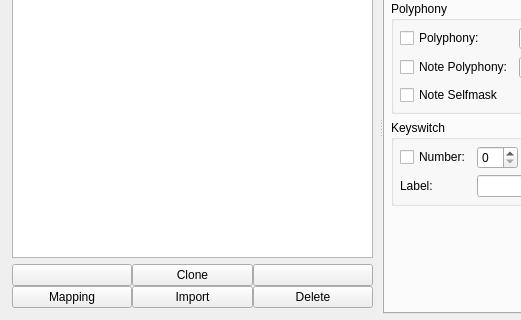
The window that src/ui/mainwindow.ui (michael02022/sfzbuilder) describes before a commit, drawn with Qt 5; both pictures show x 0 to 521 and y 482 to 802 of the 1207 by 802 pixel window.
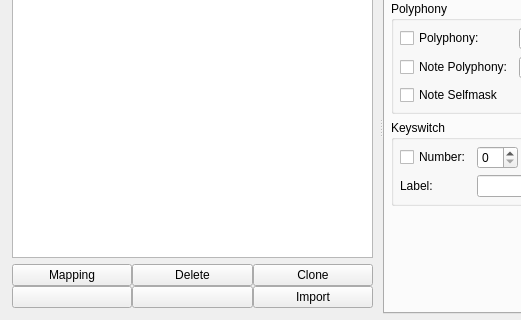
The same window after the commit. Icons and pictures are not drawn. Custom widgets are drawn as their Qt base class.

Commit message: implemented add map button

The edit to the form file:
```diff
--- a/src/ui/mainwindow.ui
+++ b/src/ui/mainwindow.ui
@@ -408,16 +408,19 @@
            <property name="spacing">
             <number>0</number>
            </property>
-           <item row="2" column="1">
-            <widget class="QPushButton" name="pbnMapImport">
+           <item row="5" column="0">
+            <widget class="QPushButton" name="pbnMapUp">
              <property name="sizePolicy">
               <sizepolicy hsizetype="Preferred" vsizetype="Preferred">
                <horstretch>0</horstretch>
                <verstretch>0</verstretch>
               </sizepolicy>
              </property>
-             <property name="text">
-              <string>Import</string>
+             <property name="minimumSize">
+              <size>
+               <width>120</width>
+               <height>0</height>
+              </size>
              </property>
              <property name="icon">
               <iconset theme="emblem-downloads">
@@ -425,24 +428,7 @@
              </property>
             </widget>
            </item>
-           <item row="2" column="2">
-            <widget class="QPushButton" name="pbnMapDelete">
-             <property name="sizePolicy">
-              <sizepolicy hsizetype="Preferred" vsizetype="Preferred">
-               <horstretch>0</horstretch>
-               <verstretch>0</verstretch>
-              </sizepolicy>
-             </property>
-             <property name="text">
-              <string>Delete</string>
-             </property>
-             <property name="icon">
-              <iconset theme="list-remove">
-               <normaloff>.</normaloff>.</iconset>
-             </property>
-            </widget>
-           </item>
-           <item row="2" column="0">
+           <item row="4" column="0">
             <widget class="QPushButton" name="pbnMapAdd">
              <property name="sizePolicy">
               <sizepolicy hsizetype="Preferred" vsizetype="Preferred">
@@ -459,7 +445,61 @@
              </property>
             </widget>
            </item>
-           <item row="1" column="1">
+           <item row="4" column="1">
+            <widget class="QPushButton" name="pbnMapDelete">
+             <property name="sizePolicy">
+              <sizepolicy hsizetype="Preferred" vsizetype="Preferred">
+               <horstretch>0</horstretch>
+               <verstretch>0</verstretch>
+              </sizepolicy>
+             </property>
+             <property name="text">
+              <string>Delete</string>
+             </property>
+             <property name="icon">
+              <iconset theme="list-remove">
+               <normaloff>.</normaloff>.</iconset>
+             </property>
+            </widget>
+           </item>
+           <item row="5" column="2">
+            <widget class="QPushButton" name="pbnMapImport">
+             <property name="sizePolicy">
+              <sizepolicy hsizetype="Preferred" vsizetype="Preferred">
+               <horstretch>0</horstretch>
+               <verstretch>0</verstretch>
+              </sizepolicy>
+             </property>
+             <property name="text">
+              <string>Import</string>
+             </property>
+             <property name="icon">
+              <iconset theme="emblem-downloads">
+               <normaloff>.</normaloff>.</iconset>
+             </property>
+            </widget>
+           </item>
+           <item row="5" column="1">
+            <widget class="QPushButton" name="pbnMapDown">
+             <property name="sizePolicy">
+              <sizepolicy hsizetype="Preferred" vsizetype="Preferred">
+               <horstretch>0</horstretch>
+               <verstretch>0</verstretch>
+              </sizepolicy>
+             </property>
+             <property name="minimumSize">
+              <size>
+               <width>120</width>
+               <height>0</height>
+              </size>
+             </property>
+             <property name="icon">
+              <iconset theme="go-up">
+               <normaloff>.</normaloff>.</iconset>
+             </property>
+            </widget>
+           </item>
+           <item row="4" column="2">
             <widget class="QPushButton" name="pbnMapClone">
              <property name="sizePolicy">
               <sizepolicy hsizetype="Preferred" vsizetype="Preferred">
@@ -476,46 +516,6 @@
              </property>
             </widget>
            </item>
-           <item row="1" column="2">
-            <widget class="QPushButton" name="pbnMapDown">
-             <property name="sizePolicy">
-              <sizepolicy hsizetype="Preferred" vsizetype="Preferred">
-               <horstretch>0</horstretch>
-               <verstretch>0</verstretch>
-              </sizepolicy>
-             </property>
-             <property name="minimumSize">
-              <size>
-               <width>120</width>
-               <height>0</height>
-              </size>
-             </property>
-             <property name="icon">
-              <iconset theme="go-up">
-               <normaloff>.</normaloff>.</iconset>
-             </property>
-            </widget>
-           </item>
-           <item row="1" column="0">
-            <widget class="QPushButton" name="pbnMapUp">
-             <property name="sizePolicy">
-              <sizepolicy hsizetype="Preferred" vsizetype="Preferred">
-               <horstretch>0</horstretch>
-               <verstretch>0</verstretch>
-              </sizepolicy>
-             </property>
-             <property name="minimumSize">
-              <size>
-               <width>120</width>
-               <height>0</height>
-              </size>
-             </property>
-             <property name="icon">
-              <iconset theme="go-down">
-               <normaloff>.</normaloff>.</iconset>
-             </property>
-            </widget>
-           </item>
           </layout>
          </widget>
         </item>
```
Left out of the diff: 2 changed lines with no effect on the pictures. The commit also changes 1 other file.
